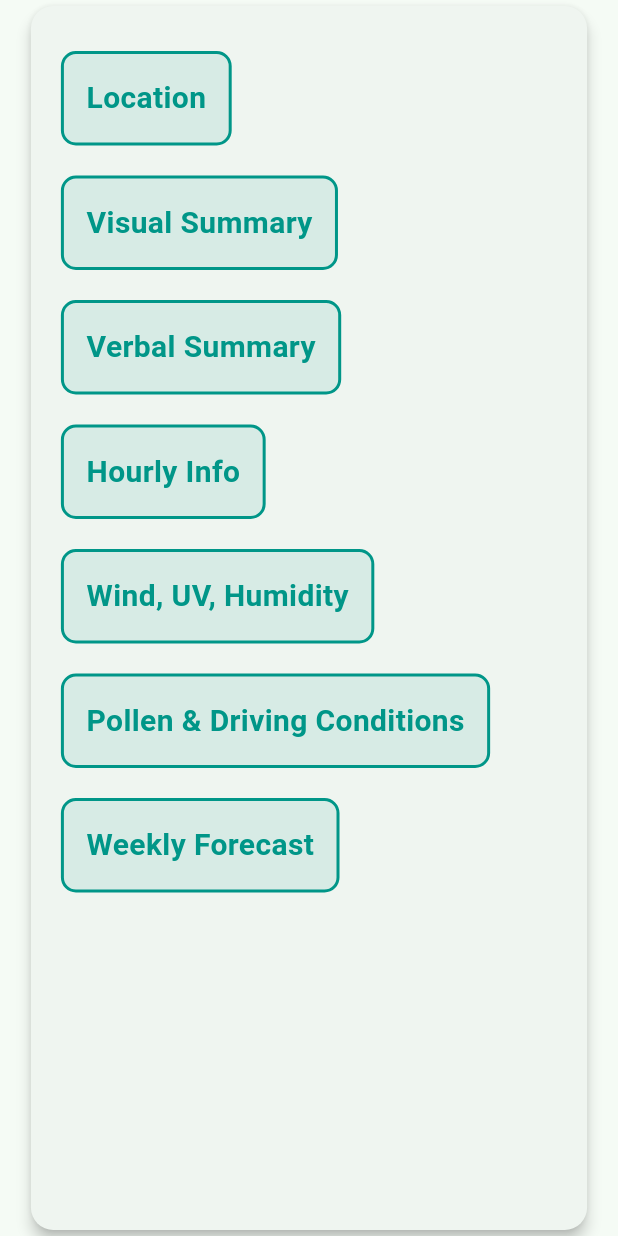
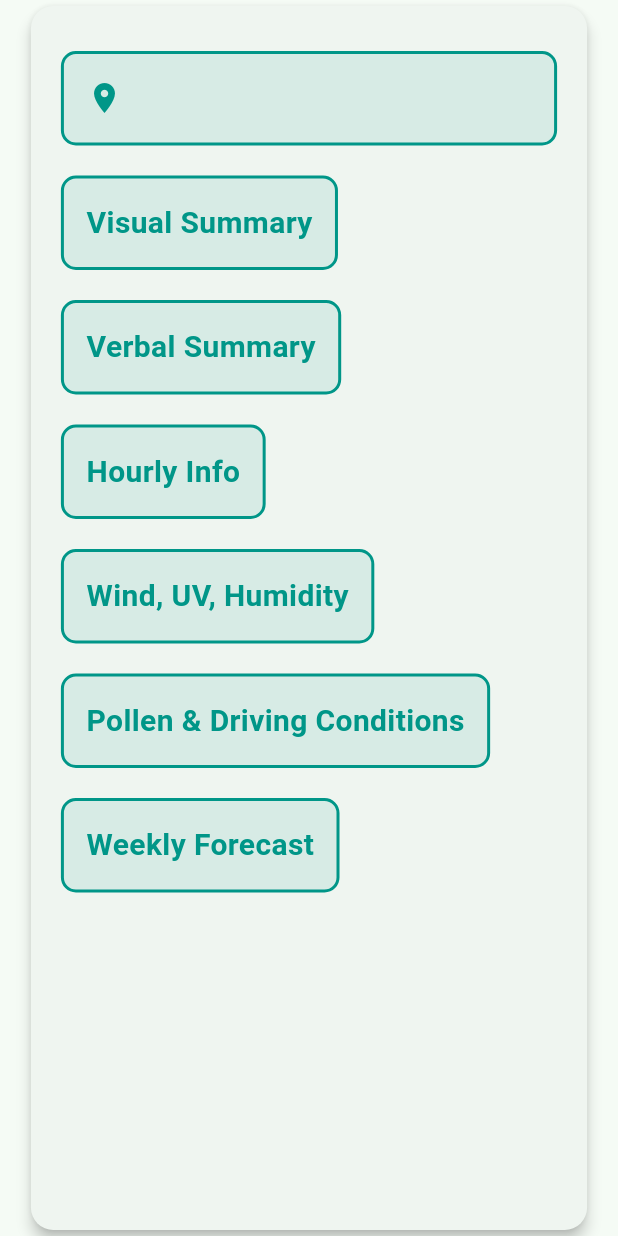
Before and after one commit to alambuyachelsea/Forecast-Friend, a Flutter app: the TownCard widget shown alone on an empty page, opened directly with empty values, on a phone screen of 412 x 824 dp. Run offline on Flutter 3.47's test engine with Material 3 defaults, Android fonts, the light colour scheme and no system bars; our stand-ins replace geolocator.

Commit message:
top icons added

```diff
--- a/lib/town_card.dart
+++ b/lib/town_card.dart
@@ -2,8 +2,9 @@ import 'package:flutter/material.dart';
 
 class TownCard extends StatelessWidget {
   final String townName;
+  final String currentLocation;
 
-  const TownCard({Key? key, required this.townName}) : super(key: key);
+  const TownCard({super.key, required this.townName, required this.currentLocation});
 
   @override
   Widget build(BuildContext context) {
@@ -19,7 +20,7 @@ class TownCard extends StatelessWidget {
             child: Column(
               crossAxisAlignment: CrossAxisAlignment.start,
               children: [
-                _buildSection('Location'),
+                _buildLocationSection(),
                 _buildSection('Visual Summary'),
                 _buildSection('Verbal Summary'),
                 _buildSection('Hourly Info'),
@@ -29,6 +30,47 @@ class TownCard extends StatelessWidget {
               ],
             ),
           ),
+        ),
+      ),
+    );
+  }
+
+  Widget _buildLocationSection() {
+    return Padding(
+      padding: const EdgeInsets.symmetric(vertical: 10),
+      child: Container(
+        padding: const EdgeInsets.all(15),
+        decoration: BoxDecoration(
+          borderRadius: BorderRadius.circular(10),
+          border: Border.all(color: Colors.teal, width: 2),
+          color: Colors.teal.withOpacity(0.1),
+        ),
+        child: Row(
+          mainAxisAlignment: MainAxisAlignment.spaceBetween,
+          children: [
+            Icon(
+              townName == currentLocation
+                  ? Icons.location_on // Filled icon if town matches current location
+                  : Icons.location_on_outlined, // Outlined icon if town doesn't match
+              color: Colors.teal,
+            ),
+            Text(
+              townName,
+              style: const TextStyle(
+                fontSize: 20.0,
+                fontWeight: FontWeight.bold,
+                color: Colors.teal,
+              ),
+            ),
+            Visibility(
+              visible: townName != currentLocation, // Icon is visible only if townName doesn't match currentLocation
+              child: const Icon(
+                Icons.star,
+                color: Colors.yellow,
+              ),
+            )
+
+          ],
         ),
       ),
     );
```
